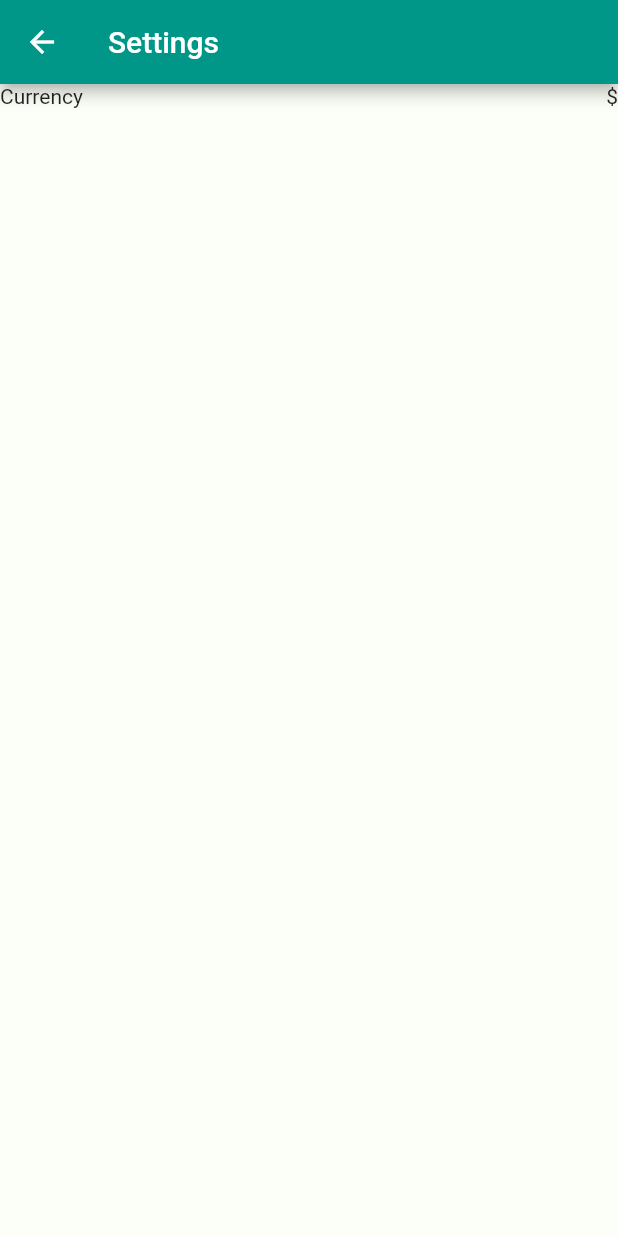
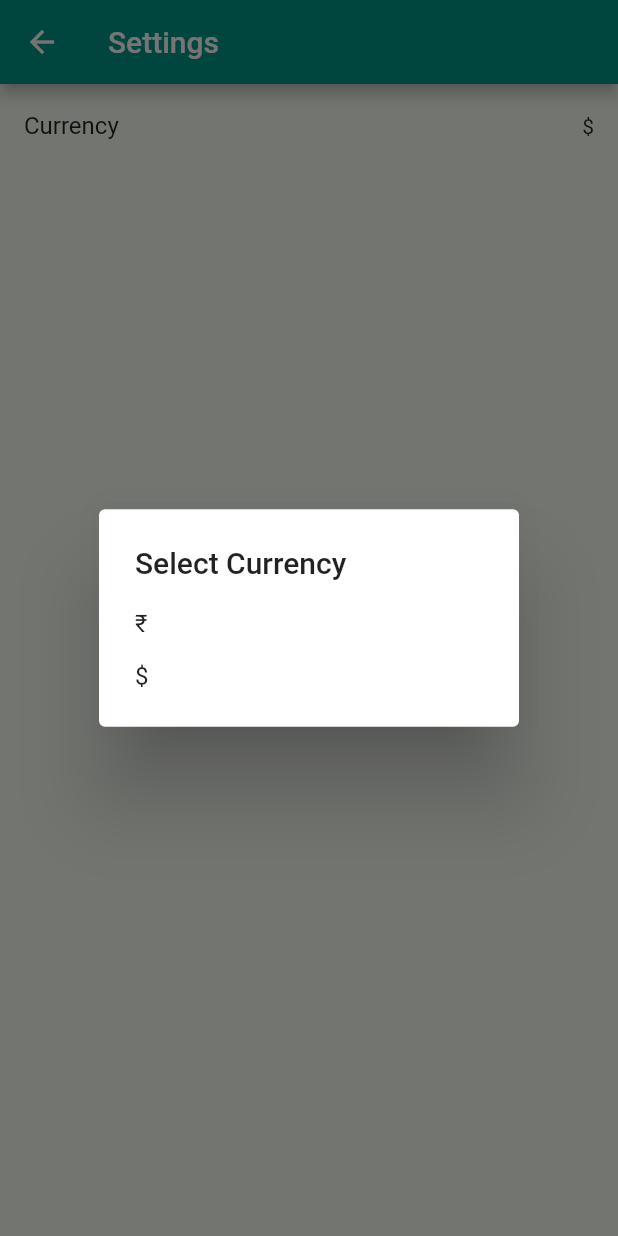
Before and after one commit to karthik07m/daily_expenses_tracker, a Flutter app: the Settings screen opened by its route, after a tap on "Currency", on a phone screen of 412 x 824 dp. Run offline on Flutter 3.47's test engine with Material 2 defaults, Android fonts, the light colour scheme and no system bars; our stand-ins replace file_picker, flutter_local_notifications, flutter_native_timezone, permission_handler, rxdart, shared_preferences and 4 more; accounts and stored records are empty.

Commit message:
Currencty change opt

```diff
--- a/lib/helper/db_helper.dart
+++ b/lib/helper/db_helper.dart
@@ -33,7 +33,7 @@ class DBHelper {
 
   static Future<List<Map<String, dynamic>>> getData(String table) async {
     final db = await DBHelper.database();
-    return await db.query(table);
+    return await db.rawQuery("SELECT * FROM $table ORDER BY date");
   }
 
   static Future<void> updateById(
@@ -119,6 +119,13 @@ class DBHelper {
         "SELECT category, COUNT(*), SUM(amount) FROM $table WHERE isIncome = 0 AND date BETWEEN '$startDate' AND '$endDate' GROUP BY category");
   }
 
+  static Future<List<Map<String, dynamic>>> getMonthIncomeTransactionDetails(
+      String table, String startDate, String endDate) async {
+    final db = await DBHelper.database();
+    return await db.rawQuery(
+        "SELECT category, COUNT(*), SUM(amount) FROM $table WHERE isIncome = 1 AND date BETWEEN '$startDate' AND '$endDate' GROUP BY category");
+  }
+
   static deleteItem(String id) async {
     final db = await DBHelper.database();
     return await db
--- a/lib/providers/theme.dart
+++ b/lib/providers/theme.dart
@@ -3,17 +3,19 @@ import 'package:shared_preferences/shared_preferences.dart';
 import '../utilities/constants.dart';
 
 class ThemeProvider extends ChangeNotifier {
-  static ThemeData dark = ThemeData.dark()
-      .copyWith(accentColor: Colors.greenAccent, primaryTextTheme: TextTheme());
+  static ThemeData dark = ThemeData.dark().copyWith(
+      primaryTextTheme: TextTheme(),
+      colorScheme:
+          ColorScheme.fromSwatch().copyWith(secondary: Colors.greenAccent));
   IconData icon = Icons.brightness_3_sharp;
   static ThemeData light = ThemeData(
-    primarySwatch: Colors.teal,
     textTheme: TextTheme(bodyText1: TextStyle(color: kTextColor)),
     scaffoldBackgroundColor: kBackgroundColor,
     primaryColor: kPrimaryColor,
-    accentColor: kAccentColor,
     backgroundColor: Colors.white,
     visualDensity: VisualDensity.adaptivePlatformDensity,
+    colorScheme: ColorScheme.fromSwatch(primarySwatch: Colors.teal)
+        .copyWith(secondary: kAccentColor),
   );
 
   ThemeData _selectedTheme = light;
--- a/lib/screens/add_expense.dart
+++ b/lib/screens/add_expense.dart
@@ -243,7 +243,7 @@ class _AddExpenseState extends State<AddExpense> {
                       child: OutlinedButton(
                         style: ButtonStyle(
                             backgroundColor: MaterialStateProperty.all(_expenses
-                                ? Theme.of(context).accentColor
+                                ? Theme.of(context).colorScheme.secondary
                                 : Theme.of(context).backgroundColor)),
                         child: Text(
                           "Expense",
@@ -267,7 +267,7 @@ class _AddExpenseState extends State<AddExpense> {
                         style: ButtonStyle(
                             backgroundColor: MaterialStateProperty.all(_expenses
                                 ? Theme.of(context).backgroundColor
-                                : Theme.of(context).accentColor)),
+                                : Theme.of(context).colorScheme.secondary)),
                         child: Text(
                           "Income",
                           style: TextStyle(fontSize: 20, color: kPrimaryColor),
--- a/lib/screens/charts/pie_chart.dart
+++ b/lib/screens/charts/pie_chart.dart
@@ -103,7 +103,6 @@ class _PieChartState extends State<PieChart> {
                                   series: <PieSeries<PieData, String>>[
                                     PieSeries<PieData, String>(
                                         dataSource: pieData.items,
-                                        enableSmartLabels: true,
                                         xValueMapper: (PieData data, _) =>
                                             data.xData,
                                         yValueMapper: (PieData data, _) =>
--- a/lib/screens/day_transaction.dart
+++ b/lib/screens/day_transaction.dart
@@ -1,4 +1,5 @@
 import 'package:coinsaver/models/transaction.dart';
+import 'package:coinsaver/screens/view_all_transaction.dart';
 import 'package:coinsaver/utilities/constants.dart';
 import 'package:coinsaver/widgets/income_expenses_ta.dart';
 import 'package:coinsaver/widgets/transaction_item.dart';
@@ -67,6 +68,14 @@ class DayTransaction extends StatelessWidget {
 
           return Column(
             children: [
+              InkWell(
+                  onTap: () {
+                    Navigator.push(
+                        context,
+                        MaterialPageRoute(
+                            builder: (context) => ViewAllTransaction()));
+                  },
+                  child: Text("View all")),
               arguments == null
                   ? Row(
                       mainAxisAlignment: MainAxisAlignment.spaceAround,
--- a/lib/screens/main_screen.dart
+++ b/lib/screens/main_screen.dart
@@ -1,5 +1,6 @@
 import 'package:coinsaver/helper/db_helper.dart';
 import 'package:coinsaver/screens/add_expense.dart';
+import 'package:coinsaver/utilities/currency.dart';
 
 import 'package:flutter/material.dart';
 import 'package:flutter_local_notifications/flutter_local_notifications.dart';
@@ -41,6 +42,8 @@ class _MainScreenState extends State<MainScreen> {
     super.initState();
     _configureSelectNotificationSubject();
     _scheduleDailyTenAMNotification();
+
+    Provider.of<CurrencyProvider>(context, listen: false).getCurrency();
   }
 
   void _configureSelectNotificationSubject() {
--- a/lib/screens/setting.dart
+++ b/lib/screens/setting.dart
@@ -1,9 +1,13 @@
 import 'package:coinsaver/utilities/currency.dart';
 import 'package:flutter/material.dart';
+import 'package:provider/provider.dart';
+
+const List<String> currencyArr = ["₹", "\$"];
 
 class Settings extends StatefulWidget {
   const Settings({Key? key}) : super(key: key);
   static const routeName = "/settings";
+
   @override
   _SettingsState createState() => _SettingsState();
 }
@@ -11,32 +15,63 @@ class Settings extends StatefulWidget {
 class _SettingsState extends State<Settings> {
   var currency;
 
+  Future<String?> _asyncSimpleDialog(BuildContext context) async {
+    return await showDialog<String>(
+        context: context,
+        barrierDismissible: true,
+        builder: (BuildContext context) {
+          return SimpleDialog(
+            title: const Text('Select Currency '),
+            children: <Widget>[
+              SimpleDialogOption(
+                onPressed: () {
+                  Navigator.pop(context, currencyArr[0]);
+                },
+                child: const Text("₹"),
+              ),
+              SimpleDialogOption(
+                onPressed: () {
+                  Navigator.pop(context, currencyArr[1]);
+                },
+                child: const Text('\$'),
+              ),
+            ],
+          );
+        });
+  }
+
   @override
   Widget build(BuildContext context) {
     return Scaffold(
         appBar: AppBar(
           title: Text("Settings"),
         ),
-      body: Column(
+        body: Consumer<CurrencyProvider>(
+            builder: (ctx, currencyProvider, ch) => Column(
                   children: [
                     InkWell(
-            onTap: () {
-              AlertDialog(
-                title: Text("test"),
-              );
+                      onTap: () async {
+                        final String? currency =
+                            await _asyncSimpleDialog(context);
+                        currencyProvider.setCurrency(currency.toString());
+                        print(currency);
+                        currencyProvider.getCurrency();
                       },
                       child: Container(
                         child: Row(
                           mainAxisAlignment: MainAxisAlignment.spaceBetween,
                           children: [
-                  Text("Currency"),
-                  Text(CurrencyProvider.currentCurrency)
+                            Expanded(
+                              child: ListTile(
+                                  title: Text("Currency"),
+                                  trailing:
+                                      Text(CurrencyProvider.currentCurrency)),
+                            )
                           ],
                         ),
                       ),
                     )
                   ],
-      ),
-    );
+                )));
   }
 }
--- a/lib/screens/splash_screen.dart
+++ b/lib/screens/splash_screen.dart
@@ -17,7 +17,7 @@ class _SplashScreenState extends State<SplashScreen> {
   }
 
   startTime() async {
-    var duration = new Duration(seconds: 3);
+    var duration = new Duration(seconds: 2);
     return new Timer(duration, route);
   }
 
--- a/lib/screens/week_transaction.dart
+++ b/lib/screens/week_transaction.dart
@@ -119,7 +119,10 @@ class WeekTransaction extends StatelessWidget {
                                                 dates[index].month ==
                                                     today.month &&
                                                 dates[index].year == today.year
-                                            ? Theme.of(context).accentColor
+                                            ? Colors.greenAccent
+                                            // Theme.of(context)
+                                            //     .colorScheme
+                                            //     .secondary
                                             : Theme.of(context).backgroundColor,
                                         child: Row(
                                           mainAxisAlignment:
--- a/lib/utilities/common_functions.dart
+++ b/lib/utilities/common_functions.dart
@@ -39,7 +39,7 @@ class UtilityFunction {
 
       case "Bills":
         {
-          return Icons.pages_outlined;
+          return Icons.pages;
         }
       case "Tax":
         {
@@ -51,7 +51,7 @@ class UtilityFunction {
         }
       case "Salary":
         {
-          return Icons.money;
+          return Icons.money_rounded;
         }
       case "Bonus":
         {
@@ -117,6 +117,7 @@ class UtilityFunction {
   static String addComma(var value) {
     String amount = value.toString();
     currency = CurrencyProvider.currentCurrency;
+    print("CURRENR CURRENCY -  $currency");
     String finalAmount = amount.replaceAllMapped(
         new RegExp(r'(\d{1,3})(?=(\d{3})+(?!\d))'), (Match m) => "${m[1]},");
     return " $currency $finalAmount";
@@ -124,6 +125,7 @@ class UtilityFunction {
 
   static String addCommaWithSign(var value, bool sign) {
     String amount = value.toString();
+
     currency = CurrencyProvider.currentCurrency;
     String finalAmount = amount.replaceAllMapped(
         new RegExp(r'(\d{1,3})(?=(\d{3})+(?!\d))'), (Match m) => "${m[1]},");
--- a/lib/utilities/currency.dart
+++ b/lib/utilities/currency.dart
@@ -1,17 +1,20 @@
+import 'package:flutter/material.dart';
 import 'package:shared_preferences/shared_preferences.dart';
 
-class CurrencyProvider {
+class CurrencyProvider extends ChangeNotifier {
   static String currentCurrency = "\$";
 
-  static Future<void> setCurrency(String currency) async {
+  Future<void> setCurrency(String currency) async {
     SharedPreferences prefs = await SharedPreferences.getInstance();
     await prefs.setString("currency", currency);
+    notifyListeners();
   }
 
-  static Future<void> getCurrency() async {
+  Future<void> getCurrency() async {
     SharedPreferences prefs = await SharedPreferences.getInstance();
     String? getCurrency = prefs.getString("currency");
 
     currentCurrency = getCurrency == null ? "\$" : getCurrency;
+    notifyListeners();
   }
 }
```
Also changed, not shown: lib/main.dart (+5 -2 lines), lib/screens/month_transaction.dart (+15 -3 lines), lib/screens/view_all_transaction.dart (added, +34 -0 lines), lib/utilities/check_backup.dart (+15 -2 lines), lib/widgets/home_drawer.dart (+9 -6 lines), pubspec.lock, 2 other files. Lines whose indentation alone changed are shown as unchanged.
